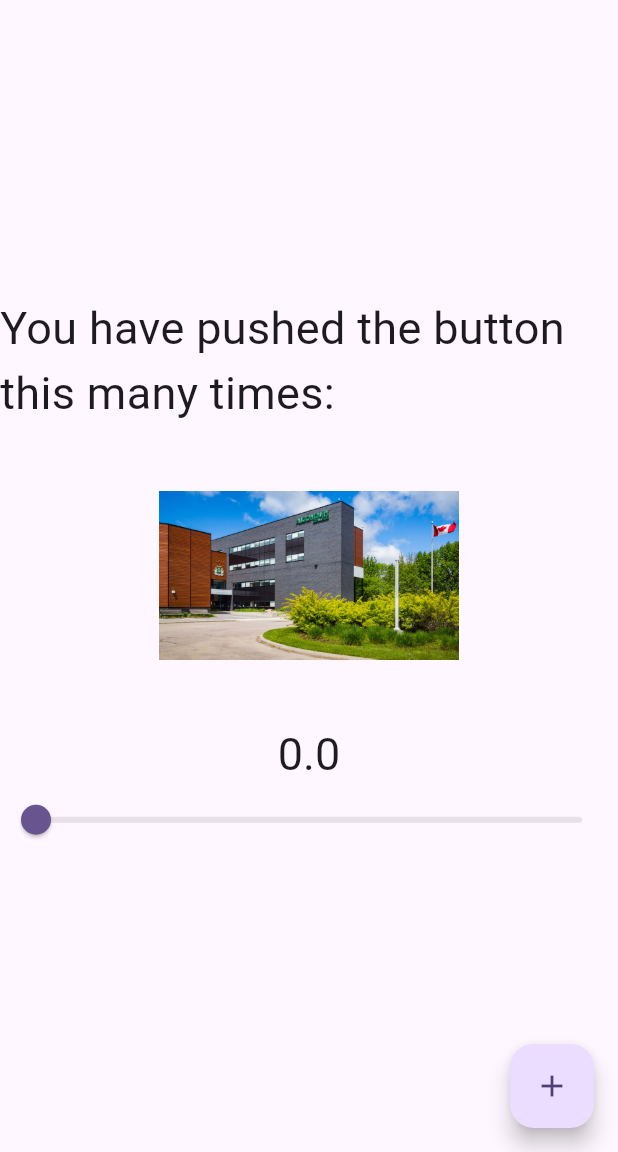
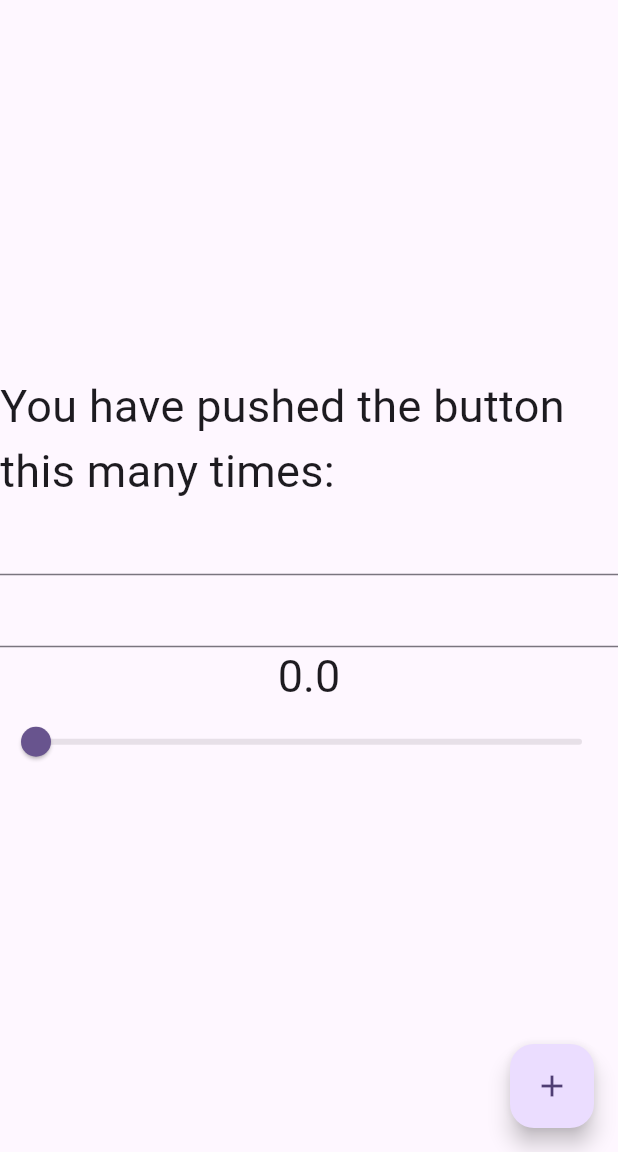
Before and after one commit to prou0212/my_cst2335_labs2, a Flutter app: the screen it shows after launch, on a phone screen of 412 x 824 dp, the part 84-1236 px from its top. Run offline on Flutter 3.47's test engine with Material 3 defaults, Android fonts, the phone set to English and light mode, and no system bars.

Commit message:
Working on Lab 2

```diff
--- a/lib/main.dart
+++ b/lib/main.dart
@@ -56,6 +56,7 @@ class MyHomePage extends StatefulWidget {
 class _MyHomePageState extends State<MyHomePage> {
   var _counter = 0.0;
   double myFontSize = 30.0;
+  late TextEditingController _controller;
 
   void _incrementCounter() {
     setState(() {
@@ -69,6 +70,18 @@ class _MyHomePageState extends State<MyHomePage> {
       _counter = value;
       myFontSize = value;
     });
+  }
+
+  @override
+  void initState() {
+    super.initState();
+    _controller = TextEditingController();
+  }
+
+  @override
+  void dispose() {
+    _controller.dispose();
+    super.dispose();
   }
 
 
@@ -110,7 +123,9 @@ class _MyHomePageState extends State<MyHomePage> {
           mainAxisAlignment: MainAxisAlignment.center,
           children: <Widget>[
             Text('You have pushed the button this many times:', style: TextStyle(fontSize: myFontSize)),
-            Image.asset("images/algonquin.jpg", width: 200, height: 200),
+            TextField(),
+            TextField(),
+            // Image.asset("images/algonquin.jpg", width: 200, height: 200),
             Text(
               '$_counter',
               style: Theme.of(context).textTheme.headlineMedium!
```
